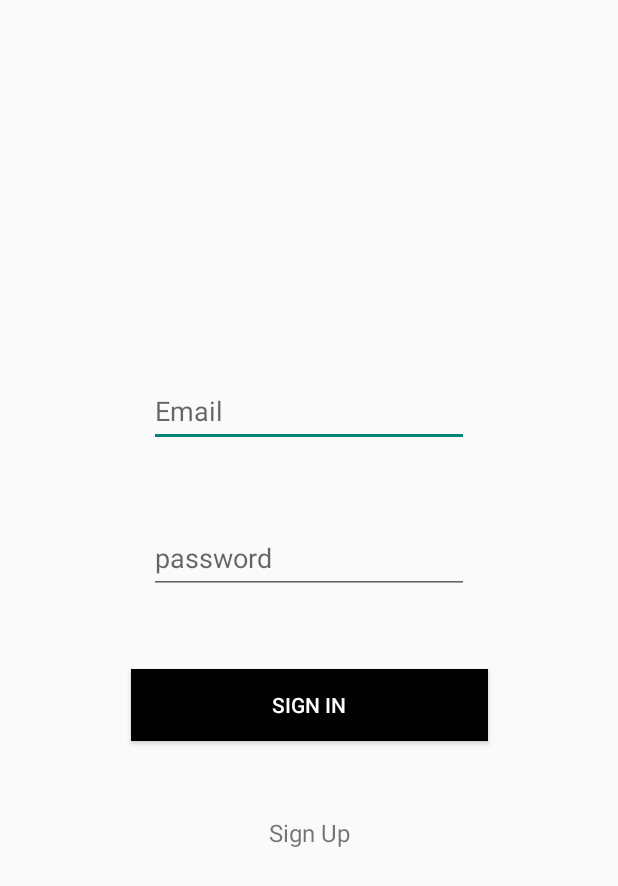
After one commit to Syash22/BuddyTime, an Android app: the layout login_signin.xml on its own in the app's theme, with its tools: preview values and no code run, on a phone screen of 412 x 824 dp. The commit adds this screen. Shown: the top 886 px of the screen. Run offline under Robolectric (Android 15) with nearby library versions, the phone set to English and light mode, and no system bars.

Commit message:
feat : login UI

```diff
--- /dev/null
+++ b/app/src/main/res/layout/login_signin.xml
@@ -0,0 +1,55 @@
+<?xml version="1.0" encoding="utf-8"?>
+<androidx.constraintlayout.widget.ConstraintLayout xmlns:android="http://schemas.android.com/apk/res/android"
+    xmlns:app="http://schemas.android.com/apk/res-auto"
+    xmlns:tools="http://schemas.android.com/tools"
+    android:layout_width="match_parent"
+    android:layout_height="match_parent">
+
+    <EditText
+        android:id="@+id/editTextTextEmailAddress"
+        android:layout_width="wrap_content"
+        android:layout_height="48dp"
+        android:layout_marginTop="250dp"
+        android:ems="10"
+        android:inputType="textEmailAddress"
+        android:hint="Email"
+        app:layout_constraintEnd_toEndOf="parent"
+        app:layout_constraintStart_toStartOf="parent"
+        app:layout_constraintTop_toTopOf="parent" />
+
+    <EditText
+        android:id="@+id/editTextTextPassword"
+        android:layout_width="wrap_content"
+        android:layout_height="48dp"
+        android:layout_marginTop="50dp"
+        android:ems="10"
+        android:inputType="textPassword"
+        app:layout_constraintEnd_toEndOf="parent"
+        app:layout_constraintStart_toStartOf="parent"
+        app:layout_constraintTop_toBottomOf="@+id/editTextTextEmailAddress"
+        android:hint="password"
+        />
+
+    <Button
+        android:id="@+id/button"
+        android:layout_width="238dp"
+        android:layout_height="48dp"
+        android:layout_marginTop="50dp"
+        android:background="#000000"
+        android:text="Sign In"
+        android:textColor="#FFFFFF"
+        app:layout_constraintEnd_toEndOf="parent"
+        app:layout_constraintStart_toStartOf="parent"
+        app:layout_constraintTop_toBottomOf="@+id/editTextTextPassword" />
+
+    <TextView
+        android:id="@+id/textView"
+        android:layout_width="wrap_content"
+        android:layout_height="wrap_content"
+        android:layout_marginTop="50dp"
+        android:text="Sign Up"
+        android:textSize="16dp"
+        app:layout_constraintEnd_toEndOf="parent"
+        app:layout_constraintStart_toStartOf="parent"
+        app:layout_constraintTop_toBottomOf="@+id/button" />
+</androidx.constraintlayout.widget.ConstraintLayout>
--- a/app/src/main/res/values-night/themes.xml
+++ b/app/src/main/res/values-night/themes.xml
@@ -1,6 +1,6 @@
 <resources xmlns:tools="http://schemas.android.com/tools">
     <!-- Base application theme. -->
-    <style name="Theme.BuddyTIme" parent="Theme.MaterialComponents.DayNight.DarkActionBar">
+    <style name="Theme.BuddyTIme" parent="Theme.AppCompat.DayNight.DarkActionBar">
         <!-- Primary brand color. -->
         <item name="colorPrimary">@color/purple_200</item>
         <item name="colorPrimaryVariant">@color/purple_700</item>
--- a/app/src/main/res/values/themes.xml
+++ b/app/src/main/res/values/themes.xml
@@ -1,6 +1,6 @@
 <resources xmlns:tools="http://schemas.android.com/tools">
     <!-- Base application theme. -->
-    <style name="Theme.BuddyTIme" parent="Theme.MaterialComponents.DayNight.DarkActionBar">
+    <style name="Theme.BuddyTIme" parent="Theme.AppCompat.DayNight.DarkActionBar">
         <!-- Primary brand color. -->
         <item name="colorPrimary">@color/purple_500</item>
         <item name="colorPrimaryVariant">@color/purple_700</item>
```
Also changed, not shown: app/src/main/res/layout/login_signup.xml (added, +45 -0 lines).
